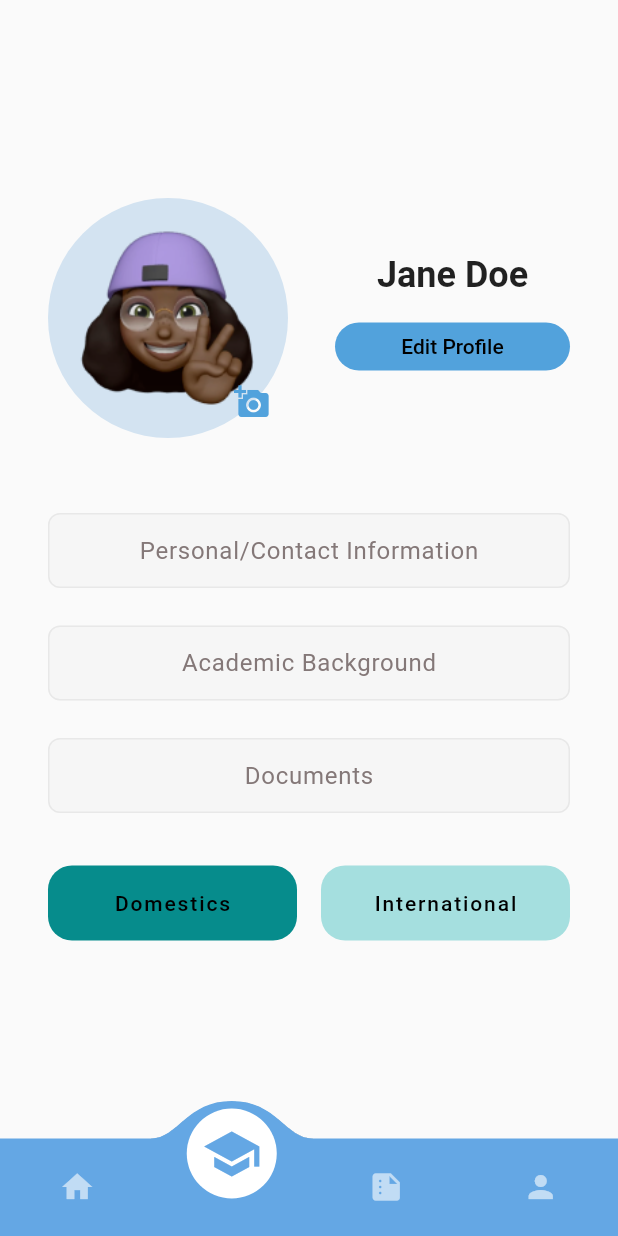
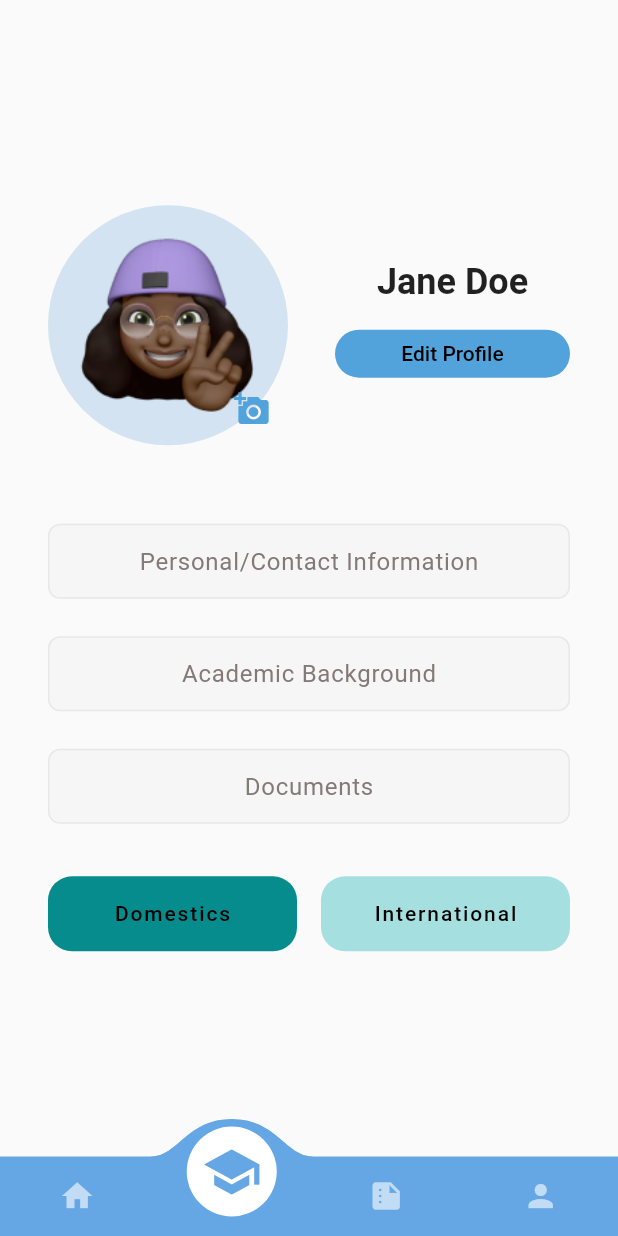
Before and after one commit to nganphan123/EdHub, a Flutter app: the screen it shows after launch, item 2 of the bottom bar chosen, on a phone screen of 412 x 824 dp. Run offline on Flutter 3.47's test engine with Material 2 defaults, Android fonts, the phone set to English and light mode, and no system bars; drawn by our look-alikes of convex_bottom_bar.

Commit message:
Decrease bottom nav size to save space

```diff
--- a/lib/screens/services.dart
+++ b/lib/screens/services.dart
@@ -52,7 +52,7 @@ class _ServiceScreenState extends State<ServiceScreen>
       bottomNavigationBar: ConvexAppBar(
         items: icons.map((icon) => TabItem(icon: icon)).toList(),
         backgroundColor: mediumBlue,
-        height: 65.0,
+        height: 53.0,
         elevation: 0,
         style: TabStyle.reactCircle,
         controller: _tabController,
```
